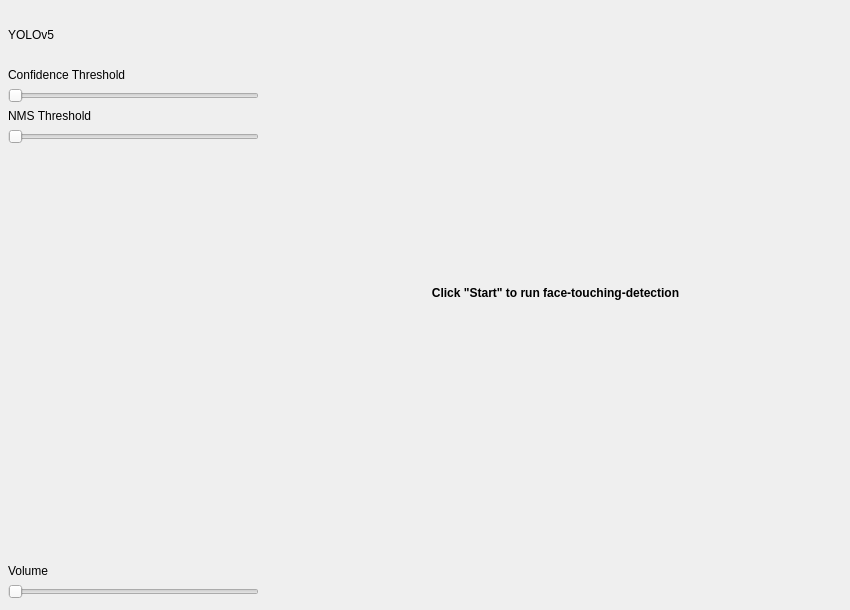
Qt form src/ft-detector-app/main_window.ui (mischlox/face-touching-detector) before a commit.
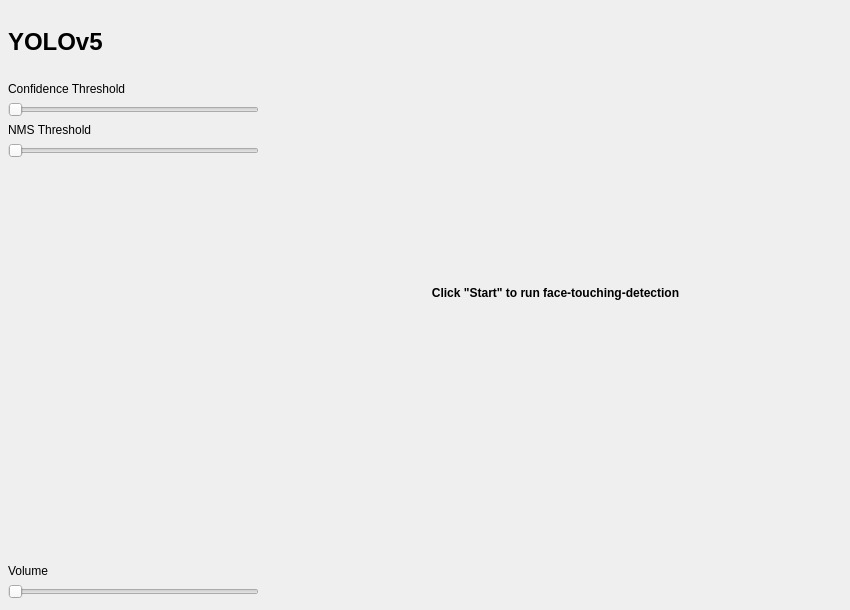
The same form after that commit. Icons and pictures are not drawn.

Commit message: Set default slider values correctly and change ranges in ui

What changed in the file:
```diff
--- a/src/ft-detector-app/main_window.ui
+++ b/src/ft-detector-app/main_window.ui
@@ -56,7 +56,14 @@
       </spacer>
      </item>
      <item>
-      <widget class="QLabel" name="label_2">
+      <widget class="QLabel" name="labelModel">
+       <property name="font">
+        <font>
+         <pointsize>18</pointsize>
+         <weight>75</weight>
+         <bold>true</bold>
+        </font>
+       </property>
        <property name="text">
         <string>YOLOv5</string>
        </property>
@@ -87,6 +94,12 @@
      </item>
      <item>
       <widget class="QSlider" name="sliderConfidence">
+       <property name="minimum">
+        <number>1</number>
+       </property>
+       <property name="maximum">
+        <number>100</number>
+       </property>
        <property name="orientation">
         <enum>Qt::Horizontal</enum>
        </property>
@@ -101,6 +114,9 @@
      </item>
      <item>
       <widget class="QSlider" name="sliderNMS">
+       <property name="maximum">
+        <number>100</number>
+       </property>
        <property name="orientation">
         <enum>Qt::Horizontal</enum>
        </property>
```
Left out of the diff: 3 changed lines with no effect on the pictures. The commit also changes 2 other files.
